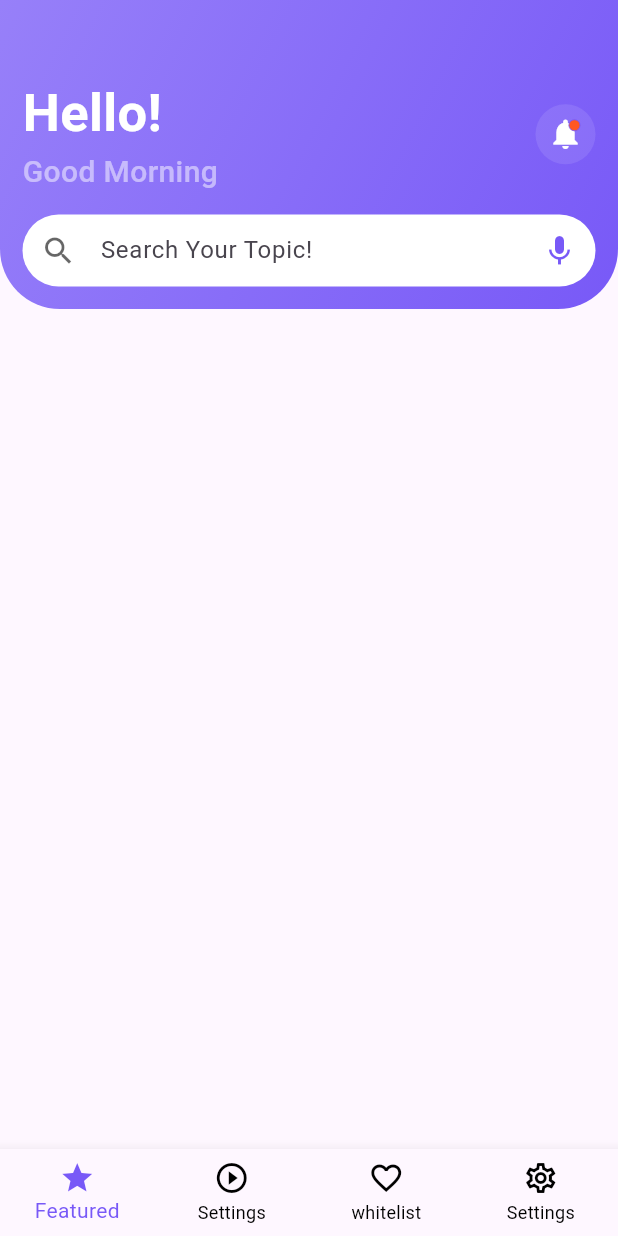
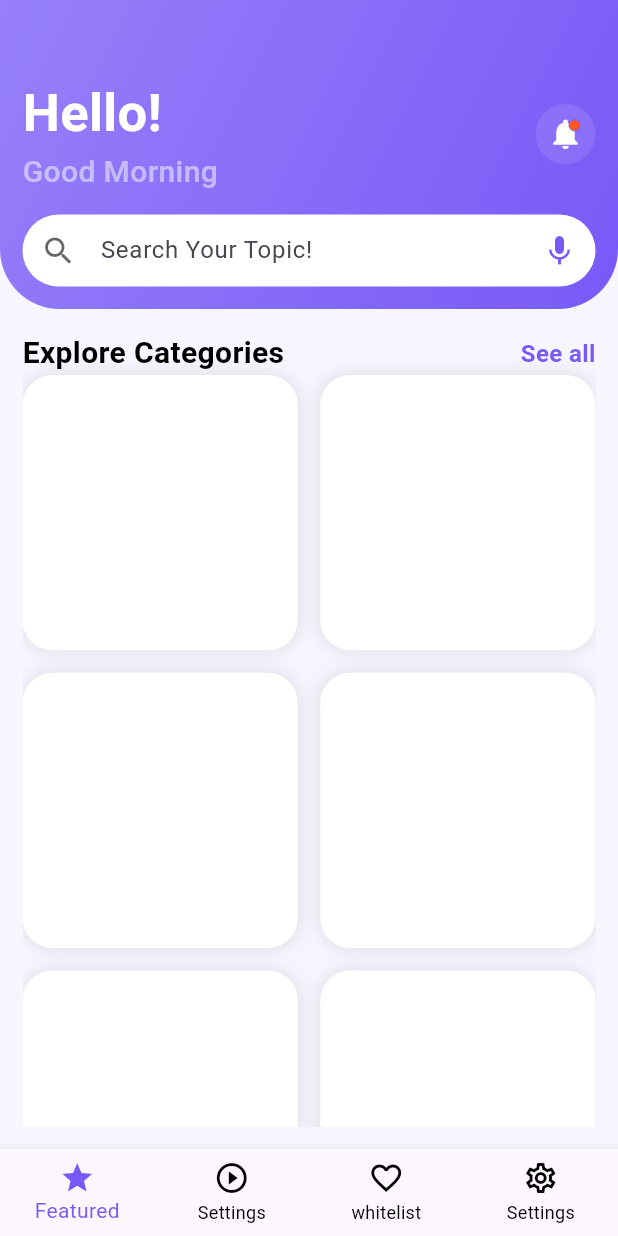
Before and after one commit to nahidhasanniloy/e_learning_app_ui, a Flutter app: the screen it shows after launch, after a tap on "Get Started", on a phone screen of 412 x 824 dp. Run offline on Flutter 3.47's test engine with Material 3 defaults, Android fonts, the phone set to English and light mode, and no system bars.

```diff
--- a/lib/main.dart
+++ b/lib/main.dart
@@ -1,3 +1,4 @@
+import 'package:e_learning_app/utils/colors.dart';
 import 'package:e_learning_app/views/OnboardingScreen/onboarding_screen.dart';
 import 'package:flutter/material.dart';
 
@@ -15,6 +16,7 @@ class MyApp extends StatelessWidget {
       title: 'Flutter Demo',
       theme: ThemeData(
         colorScheme: ColorScheme.fromSeed(seedColor: Colors.deepPurple),
+        scaffoldBackgroundColor: AppColors.backgroundColor,
       ),
       home: const OnBoardingScreen(),
     );
--- a/lib/utils/colors.dart
+++ b/lib/utils/colors.dart
@@ -5,5 +5,6 @@ class  AppColors {
 
    static  Color primaryColor = Color(0xff7859f7);
    static  Color secondColor = Color(0xff9780f9);
+   static Color backgroundColor = Color(0xffF7F6FF);
 
 }
--- a/lib/views/HomeScreen/home_screen.dart
+++ b/lib/views/HomeScreen/home_screen.dart
@@ -1,3 +1,4 @@
+import 'package:e_learning_app/utils/colors.dart';
 import 'package:e_learning_app/views/HomeScreen/widgets/app_bar.dart';
 import 'package:flutter/material.dart';
 
@@ -11,10 +12,69 @@ class HomeScreen extends StatelessWidget {
         body: Column(children: [
           homeAppBar(size),
 
+          Expanded(
+            child: Padding(
+              padding: const EdgeInsets.all(15),
+              child: SingleChildScrollView(
+                child: Column(
+                  children: [
+                    Row(
+                     mainAxisAlignment: MainAxisAlignment.spaceBetween,
+                      children: [
+                        Text('Explore Categories',
+                        style: TextStyle(fontWeight: FontWeight.w700,fontSize:20, color: Colors.black),
+                        ),
+                        Text('See all',
+                          style: TextStyle(fontWeight: FontWeight.w700,fontSize:16, color: AppColors.primaryColor),
+                        )
+                      ],
+                    ),
+                    // grid view builder
+                    GridView.builder(
+                      itemCount: 6,
+                      shrinkWrap: true,
+                      primary: false,
+                      gridDelegate: SliverGridDelegateWithFixedCrossAxisCount(
+                          crossAxisCount: 2,
+                          mainAxisSpacing: 15,
+                        crossAxisSpacing: 15,
+
+
+                      ), itemBuilder: (context, index) {
+                      return Container(
+                        decoration: BoxDecoration(
+                           color:Colors.white,
+                           borderRadius: BorderRadius.circular(20),
+                          boxShadow: [ BoxShadow(
+                            color: Colors.black.withValues(alpha: .1),
+                            blurRadius: 10,
+                            spreadRadius: .3,
+                          )]
 
 
 
-    ])
+
+
+
+                        ),
+
+                      );
+
+                    },)
+
+
+
+
+                  ],
+                ),
+              ),
+            ),
+          )
+
+
+
+
+            ])
     );
   }
 }
```
Also changed, not shown: assets/images/account.png (added), assets/images/design.jpg (added), assets/images/merketing.jpg (added), 1 other file.
